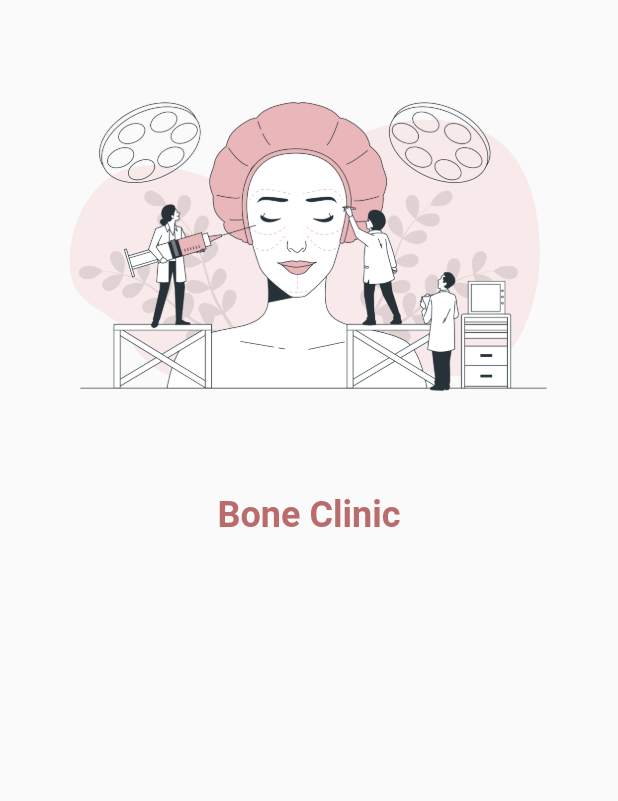
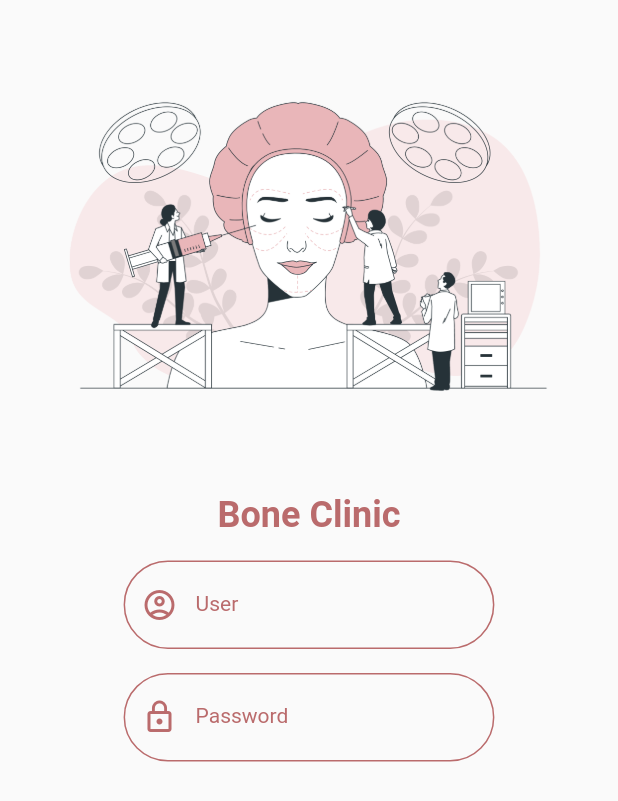
Before and after one commit to poomonlinez4/boneclinicmsu, a Flutter app: the screen it shows after launch, on a phone screen of 412 x 824 dp. Shown: the top 801 px of the screen. Run offline on Flutter 3.47's test engine with Material 2 defaults, Android fonts, the phone set to English and light mode, and no system bars.

Commit message:
update to day3

```diff
--- a/lib/states/authen.dart
+++ b/lib/states/authen.dart
@@ -11,6 +11,8 @@ class Authen extends StatefulWidget {
 }
 
 class _AuthenState extends State<Authen> {
+  bool statusRedEye = true;
+
   @override
   Widget build(BuildContext context) {
     double size = MediaQuery.of(context).size.width;
@@ -20,9 +22,72 @@ class _AuthenState extends State<Authen> {
           children: [
             builImage(size),
             buildAppName(),
+            buildUser(size),
+            buildPassword(size),
           ],
         ),
       ),
+    );
+  }
+
+  Row buildUser(double size) {
+    return Row(
+      mainAxisAlignment: MainAxisAlignment.center,
+      children: [
+        Container(
+          margin: EdgeInsets.only(top: 16),
+          width: size * 0.6,
+          child: TextFormField(
+            decoration: InputDecoration(
+              labelStyle: MyConstant().h3style(),
+              labelText: 'User ',
+              prefixIcon: Icon(
+                Icons.account_circle_outlined,
+                color: MyConstant.dark,
+              ),
+              enabledBorder: OutlineInputBorder(
+                borderSide: BorderSide(color: MyConstant.dark),
+                borderRadius: BorderRadius.circular(30),
+              ),
+              focusedBorder: OutlineInputBorder(
+                borderSide: BorderSide(color: MyConstant.light),
+                borderRadius: BorderRadius.circular(30),
+              ),
+            ),
+          ),
+        ),
+      ],
+    );
+  }
+
+  Row buildPassword(double size) {
+    return Row(
+      mainAxisAlignment: MainAxisAlignment.center,
+      children: [
+        Container(
+          margin: EdgeInsets.only(top: 16),
+          width: size * 0.6,
+          child: TextFormField(
+            obscureText: statusRedEye,
+            decoration: InputDecoration(
+              labelStyle: MyConstant().h3style(),
+              labelText: 'Password ',
+              prefixIcon: Icon(
+                Icons.lock_outline,
+                color: MyConstant.dark,
+              ),
+              enabledBorder: OutlineInputBorder(
+                borderSide: BorderSide(color: MyConstant.dark),
+                borderRadius: BorderRadius.circular(30),
+              ),
+              focusedBorder: OutlineInputBorder(
+                borderSide: BorderSide(color: MyConstant.light),
+                borderRadius: BorderRadius.circular(30),
+              ),
+            ),
+          ),
+        ),
+      ],
     );
   }
 
```
